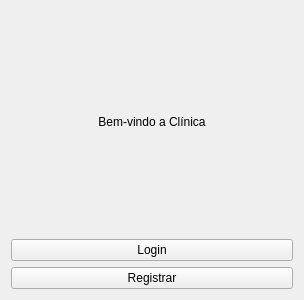
This is tela_inicial.ui in mateuszinum/Projeto-Clinica-Veterinaria as Qt 5 draws it before an edit. The edited form follows.
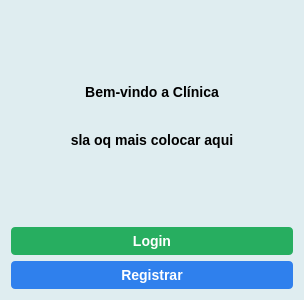
This is the edited form.

What changed in the file:
```diff
--- a/tela_inicial.ui
+++ b/tela_inicial.ui
@@ -11,13 +11,26 @@
    </rect>
   </property>
   <property name="windowTitle">
-   <string>Form</string>
+   <string>Tela Inicial</string>
+  </property>
+  <property name="styleSheet">
+   <string notr="true">QWidget#Form {
+    background-color: #dfedf0;
+}</string>
   </property>
   <layout class="QVBoxLayout" name="verticalLayout">
    <item>
     <widget class="QLabel" name="label">
+     <property name="styleSheet">
+      <string notr="true">    font-family: &quot;Arial&quot;, sans-serif;
+    font-size: 14px;
+    font-weight: bold;</string>
+     </property>
      <property name="text">
-      <string>Bem-vindo a Clínica</string>
+      <string>Bem-vindo a Clínica
+
+
+sla oq mais colocar aqui</string>
      </property>
      <property name="alignment">
       <set>Qt::AlignCenter</set>
@@ -26,6 +39,22 @@
    </item>
    <item>
     <widget class="QPushButton" name="loginBTN">
+     <property name="styleSheet">
+      <string notr="true">QPushButton {
+    background-color: #27ae60;
+    color: white;
+    border-radius: 4px;
+    border: none;
+    padding: 6px 12px;
+    font-family: &quot;Arial&quot;, sans-serif;
+    font-size: 14px;
+    font-weight: bold;
+}
+QPushButton:hover {
+    background-color: #219150;
+}
+</string>
+     </property>
      <property name="text">
       <string>Login</string>
      </property>
@@ -33,6 +62,21 @@
    </item>
    <item>
     <widget class="QPushButton" name="registrarBTN">
+     <property name="styleSheet">
+      <string notr="true">QPushButton {
+    background-color: #2f80ed;
+    color: white;
+    border: none;
+    border-radius: 4px;
+    padding: 6px 12px;
+    font-family: &quot;Arial&quot;, sans-serif;
+    font-size: 14px;
+    font-weight: bold;
+}
+QPushButton:hover {
+    background-color: #1c64d1;
+}</string>
+     </property>
      <property name="text">
       <string>Registrar</string>
      </property>
```
